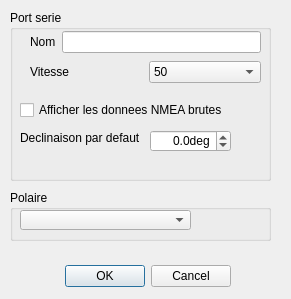
Before: the Qt Designer form src/Ui/realBoatConfig.ui in nohal/qtVlm, drawn with Qt 5.
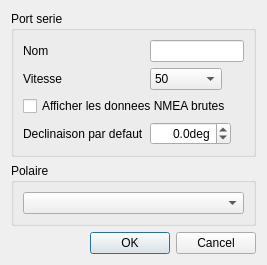
After: the same form once the commit is applied.

Commit message: Made all dialogs resize cleanly.

```diff
--- a/src/Ui/realBoatConfig.ui
+++ b/src/Ui/realBoatConfig.ui
@@ -6,81 +6,41 @@
    <rect>
     <x>0</x>
     <y>0</y>
-    <width>291</width>
-    <height>299</height>
+    <width>267</width>
+    <height>232</height>
    </rect>
   </property>
   <property name="windowTitle">
    <string>Paramétrage du bateau</string>
   </property>
-  <widget class="QDialogButtonBox" name="buttonBox">
-   <property name="geometry">
-    <rect>
-     <x>60</x>
-     <y>260</y>
-     <width>171</width>
-     <height>32</height>
-    </rect>
-   </property>
-   <property name="orientation">
-    <enum>Qt::Horizontal</enum>
-   </property>
-   <property name="standardButtons">
-    <set>QDialogButtonBox::Cancel|QDialogButtonBox::Ok</set>
-   </property>
-  </widget>
+  <layout class="QVBoxLayout" name="verticalLayout_2">
+   <item>
   <widget class="QGroupBox" name="groupBox">
-   <property name="geometry">
-    <rect>
-     <x>10</x>
-     <y>10</y>
-     <width>261</width>
-     <height>171</height>
-    </rect>
-   </property>
    <property name="title">
     <string>Port serie</string>
    </property>
-   <widget class="QWidget" name="layoutWidget">
-    <property name="geometry">
-     <rect>
-      <x>20</x>
-      <y>20</y>
-      <width>231</width>
-      <height>24</height>
-     </rect>
-    </property>
-    <layout class="QHBoxLayout" name="horizontalLayout">
-     <item>
+     <layout class="QFormLayout" name="formLayout">
+      <property name="fieldGrowthPolicy">
+       <enum>QFormLayout::ExpandingFieldsGrow</enum>
+      </property>
+      <item row="0" column="0">
       <widget class="QLabel" name="label">
        <property name="text">
         <string>Nom</string>
        </property>
       </widget>
      </item>
-     <item>
+      <item row="0" column="1">
       <widget class="QLineEdit" name="serialName"/>
      </item>
-    </layout>
-   </widget>
-   <widget class="QWidget" name="layoutWidget">
-    <property name="geometry">
-     <rect>
-      <x>20</x>
-      <y>50</y>
-      <width>231</width>
-      <height>24</height>
-     </rect>
-    </property>
-    <layout class="QHBoxLayout" name="horizontalLayout_2">
-     <item>
+      <item row="1" column="0">
       <widget class="QLabel" name="label_2">
        <property name="text">
         <string>Vitesse</string>
        </property>
       </widget>
      </item>
-     <item>
+      <item row="1" column="1">
       <widget class="QComboBox" name="baudRate">
        <item>
         <property name="text">
@@ -194,43 +154,22 @@
        </item>
       </widget>
      </item>
-    </layout>
-   </widget>
+      <item row="2" column="0" colspan="2">
    <widget class="QCheckBox" name="displayNMEA">
-    <property name="geometry">
-     <rect>
-      <x>10</x>
-      <y>90</y>
-      <width>231</width>
-      <height>20</height>
-     </rect>
-    </property>
     <property name="text">
      <string>Afficher les donnees NMEA brutes</string>
     </property>
    </widget>
+      </item>
+      <item row="3" column="0">
    <widget class="QLabel" name="label_3">
-    <property name="geometry">
-     <rect>
-      <x>10</x>
-      <y>120</y>
-      <width>131</width>
-      <height>16</height>
-     </rect>
-    </property>
     <property name="text">
      <string>Declinaison par defaut</string>
     </property>
    </widget>
+      </item>
+      <item row="3" column="1">
    <widget class="QDoubleSpinBox" name="declinaison">
-    <property name="geometry">
-     <rect>
-      <x>140</x>
-      <y>120</y>
-      <width>81</width>
-      <height>22</height>
-     </rect>
-    </property>
     <property name="toolTip">
      <string>Positif pour Est, negatif pour Ouest</string>
     </property>
@@ -247,33 +186,37 @@
      <double>-100.000000000000000</double>
     </property>
    </widget>
-  </widget>
+      </item>
+     </layout>
+    </widget>
+   </item>
+   <item>
   <widget class="QGroupBox" name="groupBox_2">
-   <property name="geometry">
-    <rect>
-     <x>10</x>
-     <y>190</y>
-     <width>261</width>
-     <height>51</height>
-    </rect>
-   </property>
    <property name="title">
     <string>Polaire</string>
    </property>
+     <layout class="QVBoxLayout" name="verticalLayout">
+      <item>
    <widget class="QComboBox" name="polarList">
     <property name="enabled">
      <bool>true</bool>
     </property>
-    <property name="geometry">
-     <rect>
-      <x>10</x>
-      <y>20</y>
-      <width>171</width>
-      <height>20</height>
-     </rect>
-    </property>
-   </widget>
-  </widget>
+       </widget>
+      </item>
+     </layout>
+    </widget>
+   </item>
+   <item>
+    <widget class="QDialogButtonBox" name="buttonBox">
+     <property name="orientation">
+      <enum>Qt::Horizontal</enum>
+     </property>
+     <property name="standardButtons">
+      <set>QDialogButtonBox::Cancel|QDialogButtonBox::Ok</set>
+     </property>
+    </widget>
+   </item>
+  </layout>
  </widget>
  <tabstops>
   <tabstop>serialName</tabstop>
```
Left out of the diff: 2 changed lines with no effect on the pictures. Lines whose indentation alone changed are shown as unchanged. The commit also changes 40 other files.
